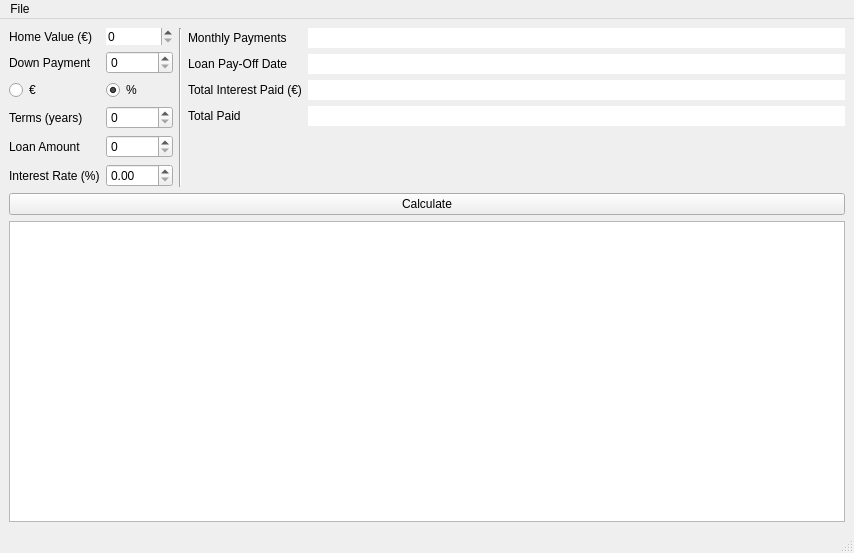
Before: the Qt Designer form ui/app.ui in davidfarrugia/pyqt-home-loan, drawn with Qt 5.
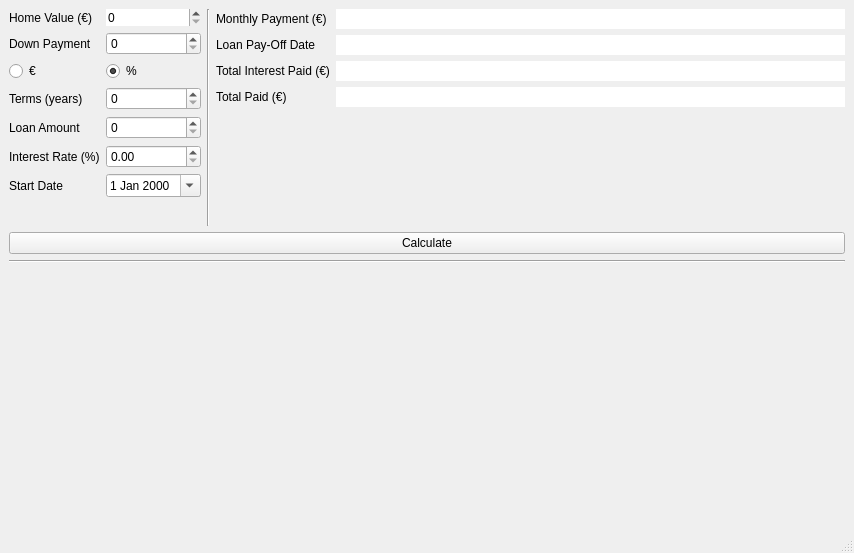
After: the same form once the commit is applied. Custom widgets are drawn as their Qt base class.

Commit message: finished basic calculator logic + embeded a pyqtgraph widget that plots the remaining balance, month after month

What changed in the file:
```diff
--- a/ui/app.ui
+++ b/ui/app.ui
@@ -126,6 +126,23 @@
             </property>
            </widget>
           </item>
+          <item row="7" column="0">
+           <widget class="QLabel" name="label_10">
+            <property name="text">
+             <string>Start Date</string>
+            </property>
+           </widget>
+          </item>
+          <item row="7" column="1">
+           <widget class="QDateEdit" name="start_date">
+            <property name="frame">
+             <bool>true</bool>
+            </property>
+            <property name="calendarPopup">
+             <bool>true</bool>
+            </property>
+           </widget>
+          </item>
          </layout>
         </item>
         <item>
@@ -140,7 +157,7 @@
           <item row="1" column="0">
            <widget class="QLabel" name="label_4">
             <property name="text">
-             <string>Monthly Payments</string>
+             <string>Monthly Payment (€)</string>
             </property>
            </widget>
           </item>
@@ -200,7 +217,7 @@
           <item row="4" column="0">
            <widget class="QLabel" name="label_9">
             <property name="text">
-             <string>Total Paid</string>
+             <string>Total Paid (€)</string>
             </property>
            </widget>
           </item>
@@ -229,17 +246,24 @@
        </widget>
       </item>
       <item>
-       <widget class="QGraphicsView" name="graphicsView">
-        <property name="cursor" stdset="0">
-         <cursorShape>CrossCursor</cursorShape>
-        </property>
-        <property name="acceptDrops">
-         <bool>false</bool>
+       <widget class="Line" name="line_2">
+        <property name="orientation">
+         <enum>Qt::Horizontal</enum>
         </property>
        </widget>
       </item>
      </layout>
     </item>
+    <item row="1" column="0">
+     <widget class="PlotWidget" name="graphWidget" native="true">
+      <property name="minimumSize">
+       <size>
+        <width>0</width>
+        <height>0</height>
+       </size>
+      </property>
+     </widget>
+    </item>
    </layout>
   </widget>
   <widget class="QMenuBar" name="menubar">
@@ -251,15 +275,17 @@
      <height>22</height>
     </rect>
    </property>
-   <widget class="QMenu" name="menuFile">
-    <property name="title">
-     <string>File</string>
-    </property>
-   </widget>
-   <addaction name="menuFile"/>
   </widget>
   <widget class="QStatusBar" name="statusbar"/>
  </widget>
+ <customwidgets>
+  <customwidget>
+   <class>PlotWidget</class>
+   <extends>QWidget</extends>
+   <header>pyqtgraph</header>
+   <container>1</container>
+  </customwidget>
+ </customwidgets>
  <resources/>
  <connections/>
 </ui>
```
Left out of the diff: 11 changed lines with no effect on the pictures. The commit also changes 1 other file.
